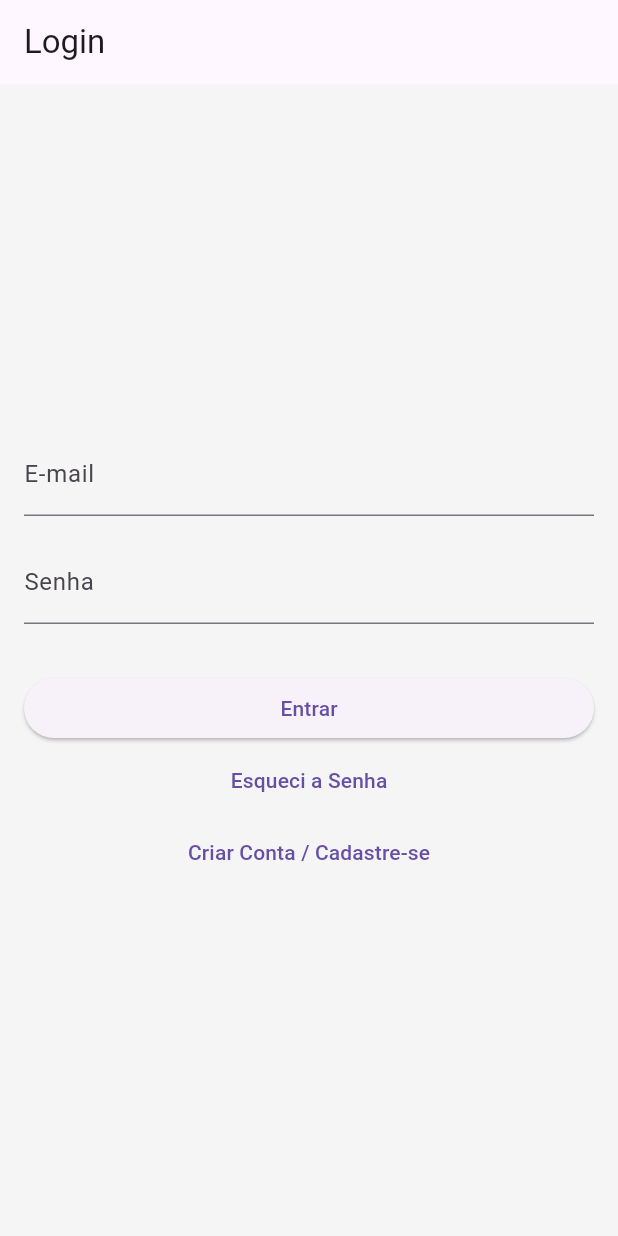
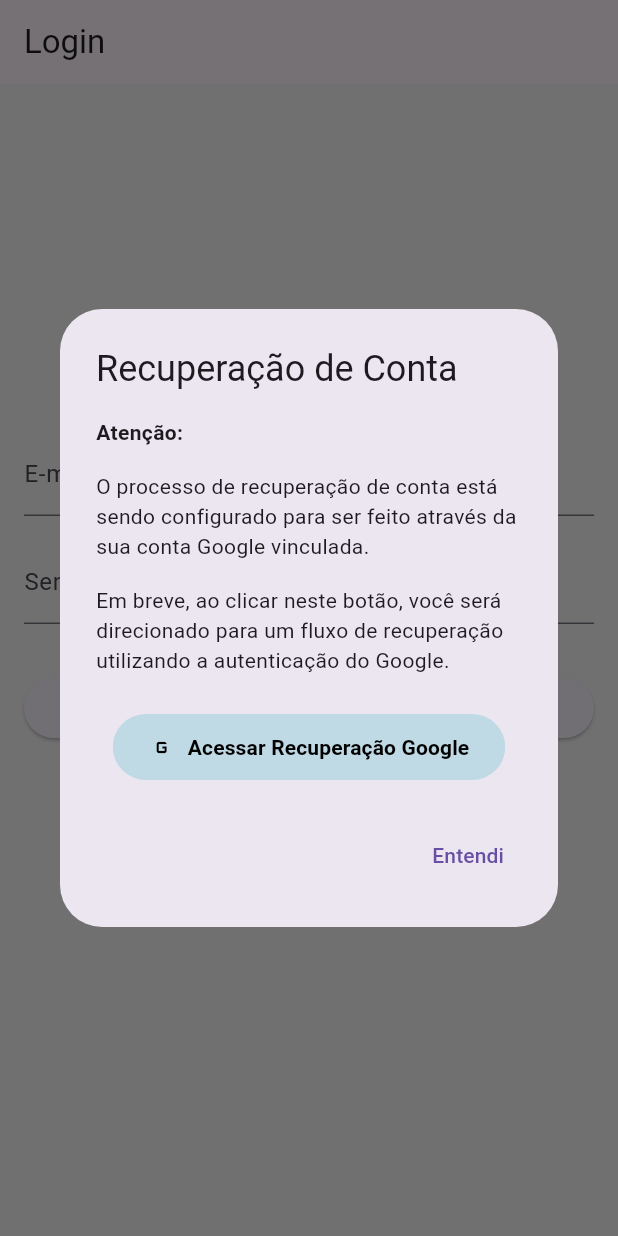
Before and after one commit to InaDdevs/finance-management, a Flutter app: the screen it shows after launch, after a tap on "Esqueci a Senha", on a phone screen of 412 x 824 dp. Run offline on Flutter 3.47's test engine with Material 3 defaults, Android fonts, the phone set to English and light mode, and no system bars; our stand-ins replace sqflite; accounts and stored records are empty.

Commit message:
feat(auth): adicionar popup no botão "esqueci a senha", incluindo mensagens informativas e opções de ação — "Entendi" (retorna ao login) e "Recuperar conta" (abre o link oficial do Google).

```diff
--- a/lib/features/auth/login_screen.dart
+++ b/lib/features/auth/login_screen.dart
@@ -1,5 +1,7 @@
 // lib/features/auth/login_screen.dart
 import 'package:flutter/material.dart';
+// ADICIONE ESTA LINHA SE VOCÊ JÁ INSTALOU O PACOTE 'url_launcher'
+import 'package:url_launcher/url_launcher.dart';
 
 class LoginScreen extends StatefulWidget {
   const LoginScreen({super.key});
@@ -25,6 +27,83 @@ class _LoginScreenState extends State<LoginScreen> {
     _emailController.dispose();
     _passwordController.dispose();
     super.dispose();
+  }
+
+  // Comentário original: esqueci o meu cu
+  void _showRecoveryDialog() {
+    showDialog(
+      context: context,
+      builder: (BuildContext context) {
+        return AlertDialog(
+          title: const Text('Recuperação de Conta'),
+          content: SingleChildScrollView(
+            child: ListBody(
+              children: <Widget>[
+                const Text(
+                  'Atenção:',
+                  style: TextStyle(fontWeight: FontWeight.bold),
+                ),
+                const SizedBox(height: 16),
+                const Text(
+                  'O processo de recuperação de conta está sendo configurado para ser feito através da sua conta Google vinculada.',
+                ),
+                const SizedBox(height: 16),
+                const Text(
+                  'Em breve, ao clicar neste botão, você será direcionado para um fluxo de recuperação utilizando a autenticação do Google.',
+                  style: TextStyle(fontStyle: FontStyle.normal),
+                ),
+                // >>> NOVO ESPAÇAMENTO E BOTÃO <<<
+                const SizedBox(height: 24),
+
+                // Trecho MODIFICADO para reduzir o tamanho e arredondar as bordas
+                Center(
+                  child: ClipRRect(
+                    borderRadius: BorderRadius.circular(8.0), // Arredondamento
+                    child: TextButton(
+                      style: TextButton.styleFrom(
+                        // Cor de fundo e controle de tamanho através do padding
+                        backgroundColor: const Color(0xFFC0DAE5),
+                        padding: const EdgeInsets.symmetric(horizontal: 24, vertical: 12),
+                      ),
+                      onPressed: () async {
+                        const String url = 'https://accounts.google.com/signin/recovery';
+                        final Uri googleRecoveryUrl = Uri.parse(url);
+
+                        if (await canLaunchUrl(googleRecoveryUrl)) {
+                          await launchUrl(googleRecoveryUrl, mode: LaunchMode.externalApplication);
+                        }
+
+                        Navigator.of(context).pop(); // Fecha o diálogo
+                      },
+                      child: const Row(
+                        mainAxisSize: MainAxisSize.min, // Ocupa o mínimo de largura
+                        children: [
+                          Icon(Icons.g_mobiledata, color: Colors.black),
+                          SizedBox(width: 8),
+                          Text(
+                            'Acessar Recuperação Google',
+                            style: TextStyle(color: Colors.black, fontWeight: FontWeight.bold),
+                          ),
+                        ],
+                      ),
+                    ),
+                  ),
+                ),
+                // FIM DA MODIFICAÇÃO
+              ],
+            ),
+          ),
+          actions: <Widget>[
+            TextButton(
+              onPressed: () {
+                Navigator.of(context).pop();
+              },
+              child: const Text('Entendi'),
+            ),
+          ],
+        );
+      },
+    );
   }
 
   @override
@@ -61,11 +140,12 @@ class _LoginScreenState extends State<LoginScreen> {
               child: const Text('Entrar'),
             ),
 
-            // 3. Centraliza os botões de texto horizontalmente
+            // 3. Centraliza os botões de texto horizontalmente // KAUAN AWOOO
             Center(
               child: TextButton(
-                onPressed: () { /* ... */ },
+                onPressed: _showRecoveryDialog,
                 child: const Text('Esqueci a Senha'),
+                // KAUAN AWOOO
               ),
             ),
             Center(
--- a/pubspec.yaml
+++ b/pubspec.yaml
@@ -16,6 +16,7 @@ dependencies:
   path: ^1.9.0 # Para encontrar o caminho do banco de dados
   intl: ^0.19.0 # Para formatter de datas e moeda
   provider: ^6.1.2 # Para gerenciamento de estado (opcional, mas recomendado)
+  url_launcher: ^6.3.2
 
 dev_dependencies:
   flutter_test:
```
Also changed, not shown: pubspec.lock, 5 other files.
